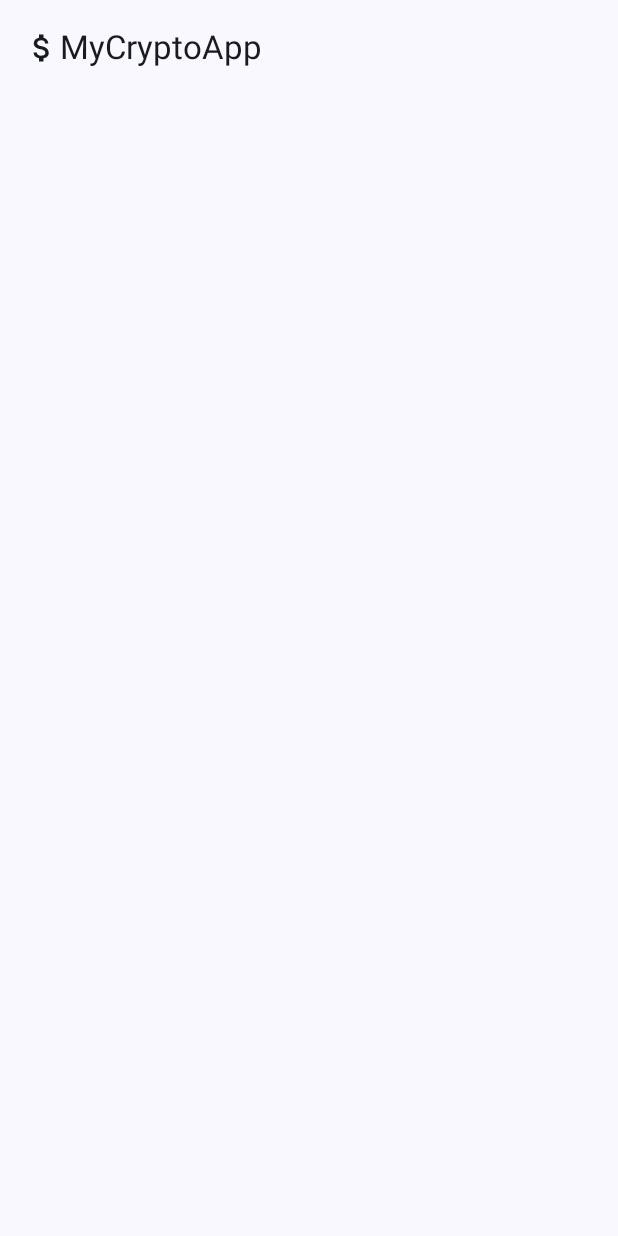
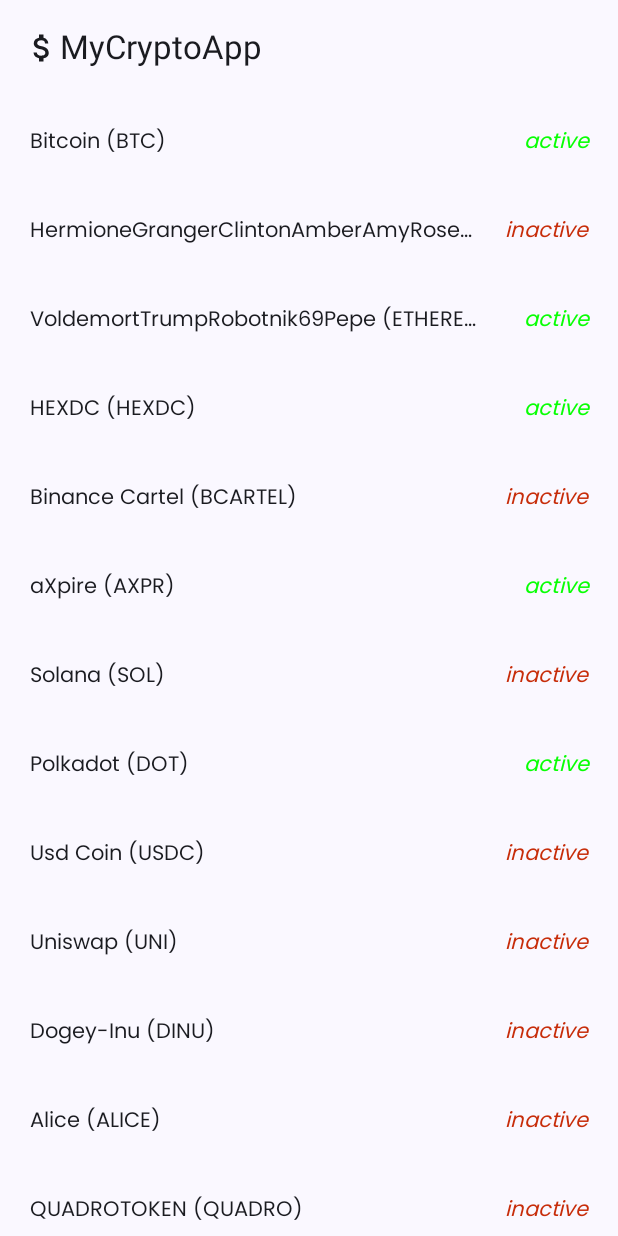
Before and after one commit to Foivos-Stamopoulos/MyCryptoApp, an Android app built with Jetpack Compose: the screen it shows after launch (MainActivity), on a phone screen of 412 x 824 dp. Before the commit the screen is almost empty. Run offline under Robolectric (Android 15) with nearby library versions, the phone set to English and light mode, and no system bars; our stand-ins replace Dagger/Hilt's generated code, Room's generated code, Timber.

Commit message:
Setup Typography

```diff
--- a/app/src/main/java/com/foivos/mycryptoapp/data/remote/RetrofitRemoteCoinDataSource.kt
+++ b/app/src/main/java/com/foivos/mycryptoapp/data/remote/RetrofitRemoteCoinDataSource.kt
@@ -15,28 +15,27 @@ class RetrofitRemoteCoinDataSource @Inject constructor(
 ) : RemoteCoinDataSource {
 
     override suspend fun fetchCoins(): Result<List<Coin>, DataError.Network> {
-        return try {
+        /*return try {
             val result = api.fetchCoins()
             return Result.Success(result.subList(0, 20).map { it.toCoin() })
         } catch(e: Exception) {
             NetworkHelper.exceptionToErrorResult(e)
-        }
-        //return mockCoinList
+        }*/
+        return mockCoinList
     }
 
     override suspend fun fetchCoinById(coinId: String): Result<CoinDetail, DataError.Network> {
-        return try {
+        /*return try {
             Result.Success(api.fetchCoinById(coinId).toCoinDetail())
         } catch (e: Exception) {
             NetworkHelper.exceptionToErrorResult(e)
-        }
-
-        //return Result.Success(mockCoinDetail)
+        }*/
+        return Result.Success(mockCoinDetail)
     }
 
     private val mockCoinList = Result.Success(listOf(
         Coin(
-            id = "bitcoinId",
+            id = "btc-bitcoin",
             isActive = true,
             name = "Bitcoin",
             rank = 0,
--- a/app/src/main/java/com/foivos/mycryptoapp/presentation/coin_detail/CoinDetailScreen.kt
+++ b/app/src/main/java/com/foivos/mycryptoapp/presentation/coin_detail/CoinDetailScreen.kt
@@ -134,6 +134,7 @@ fun CoinDetailScreen(
                             Text(
                                 text = stringResource(id = if (coin.isActive) R.string.active_coin else R.string.inactive_coin) ,
                                 color = if (coin.isActive) GreenActive else RedInactive,
+                                style = MaterialTheme.typography.bodyMedium,
                                 fontStyle = FontStyle.Italic,
                                 textAlign = TextAlign.End,
                                 modifier = Modifier.align(CenterVertically)
@@ -143,7 +144,7 @@ fun CoinDetailScreen(
                             Spacer(modifier = Modifier.height(16.dp))
                             Text(
                                 text = coin.description,
-                                style = MaterialTheme.typography.bodyMedium
+                                style = MaterialTheme.typography.bodyLarge
                             )
                         }
                         Spacer(modifier = Modifier.height(16.dp))
--- a/app/src/main/java/com/foivos/mycryptoapp/presentation/components/MyCryptoToolbar.kt
+++ b/app/src/main/java/com/foivos/mycryptoapp/presentation/components/MyCryptoToolbar.kt
@@ -39,7 +39,10 @@ fun MyCryptoToolbar(
         title = {
             Row(verticalAlignment = Alignment.CenterVertically) {
                 startContent?.invoke()
-                Text(text = title)
+                Text(
+                    text = title,
+                    style = MaterialTheme.typography.titleLarge
+                )
             }
         },
         navigationIcon = {
--- a/app/src/main/java/com/foivos/mycryptoapp/presentation/ui/theme/Type.kt
+++ b/app/src/main/java/com/foivos/mycryptoapp/presentation/ui/theme/Type.kt
@@ -2,20 +2,79 @@ package com.foivos.mycryptoapp.presentation.ui.theme
 
 import androidx.compose.material3.Typography
 import androidx.compose.ui.text.TextStyle
+import androidx.compose.ui.text.font.Font
 import androidx.compose.ui.text.font.FontFamily
 import androidx.compose.ui.text.font.FontWeight
 import androidx.compose.ui.unit.sp
+import com.foivos.mycryptoapp.R
+
+
+val Poppins = FontFamily(
+    Font(
+        resId = R.font.poppins_light,
+        weight = FontWeight.Light
+    ),
+    Font(
+        resId = R.font.poppins_medium,
+        weight = FontWeight.Medium
+    ),
+    Font(
+        resId = R.font.poppins_semibold,
+        weight = FontWeight.SemiBold
+    ),
+    Font(
+        resId = R.font.poppins_regular,
+        weight = FontWeight.Normal
+    ),
+    Font(
+        resId = R.font.poppins_bold,
+        weight = FontWeight.Bold
+    ),
+    Font(
+        resId = R.font.poppins_italic,
+        weight = FontWeight.Normal
+    )
+)
 
 // Set of Material typography styles to start with
 val Typography = Typography(
+    bodySmall = TextStyle(
+        fontFamily = Poppins,
+        fontWeight = FontWeight.Normal,
+        fontSize = 12.sp,
+        lineHeight = 20.sp,
+    ),
+    bodyMedium = TextStyle(
+        fontFamily = Poppins,
+        fontWeight = FontWeight.Normal,
+        fontSize = 14.sp,
+        lineHeight = 22.sp,
+    ),
     bodyLarge = TextStyle(
-        fontFamily = FontFamily.Default,
+        fontFamily = Poppins,
         fontWeight = FontWeight.Normal,
         fontSize = 16.sp,
         lineHeight = 24.sp,
-        letterSpacing = 0.5.sp
-    )
-    /* Other default text styles to override
+        letterSpacing = 0.5.sp,
+    ),
+    labelLarge = TextStyle(
+        fontFamily = Poppins,
+        fontWeight = FontWeight.Normal,
+        fontSize = 14.sp,
+        lineHeight = 24.sp,
+    ),
+    headlineMedium = TextStyle(
+        fontFamily = Poppins,
+        fontWeight = FontWeight.SemiBold,
+        fontSize = 24.sp,
+    ),
+    titleMedium = TextStyle(
+        fontFamily = Poppins,
+        fontWeight = FontWeight.Normal,
+        fontSize = 22.sp,
+        lineHeight = 28.sp,
+        letterSpacing = 0.sp
+    ),
     titleLarge = TextStyle(
         fontFamily = FontFamily.Default,
         fontWeight = FontWeight.Normal,
@@ -30,5 +89,4 @@ val Typography = Typography(
         lineHeight = 16.sp,
         letterSpacing = 0.5.sp
     )
-    */
 )
```
Also changed, not shown: app/src/main/res/font/poppins_bold.ttf (added), app/src/main/res/font/poppins_italic.ttf (added), app/src/main/res/font/poppins_light.ttf (added), app/src/main/res/font/poppins_medium.ttf (added), app/src/main/res/font/poppins_regular.ttf (added), app/src/main/res/font/poppins_semibold.ttf (added).
